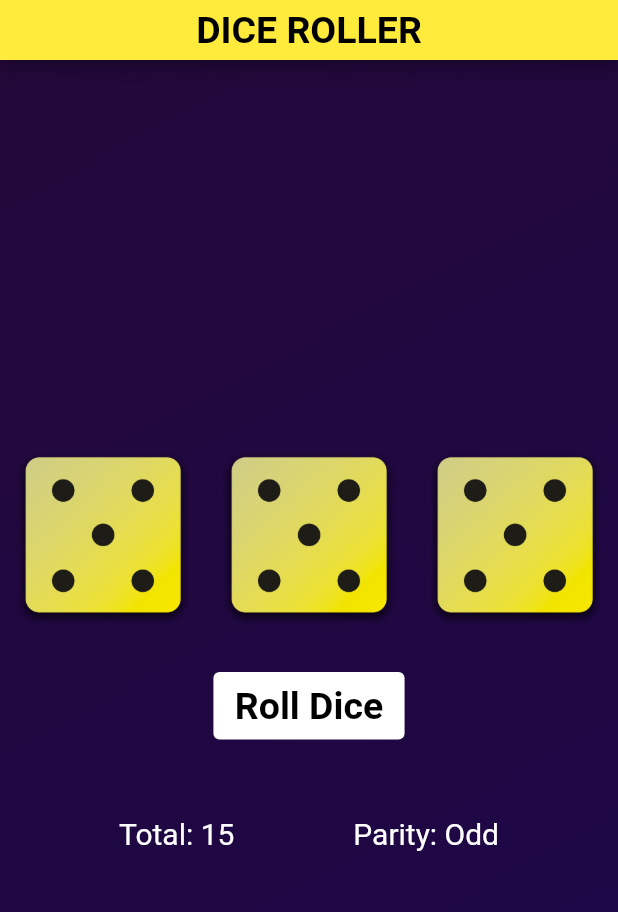
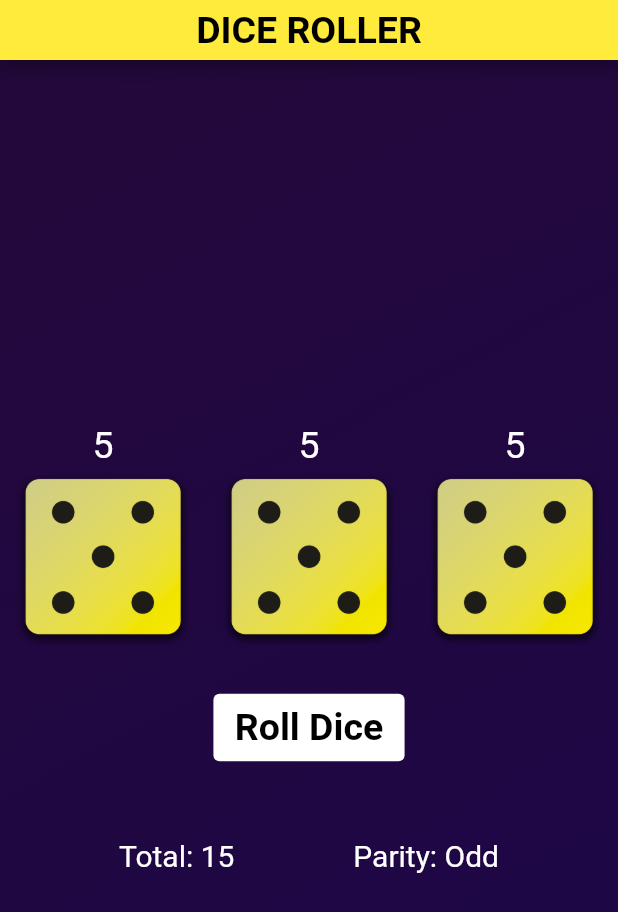
Before and after one commit to leminhtri1511/Roll_Dice_App, a Flutter app: the screen it shows after launch, after a tap on "Roll Dice", on a phone screen of 412 x 824 dp. Shown: the top 912 px of the screen. Run offline on Flutter 3.47's test engine with Material 2 defaults, Android fonts, the light colour scheme and no system bars.

Commit message:
update code

```diff
--- a/lib/dice_roll.dart
+++ b/lib/dice_roll.dart
@@ -9,16 +9,22 @@ class DiceRoll extends StatefulWidget {
 }
 
 class _DiceRollState extends State<DiceRoll> {
+  var dicePri1;
+  var dicePri2;
+  var dicePri3;
+
   var changeDice1 = 'assets/images/dice-1.png';
   var changeDice2 = 'assets/images/dice-1.png';
   var changeDice3 = 'assets/images/dice-1.png';
+
+  String resultDiv = '';
   int sum = 0;
 
   void rollDice() {
-    var dicePri1 = Random().nextInt(6) + 1;
-    var dicePri2 = Random().nextInt(6) + 1;
-    var dicePri3 = Random().nextInt(6) + 1;
     setState(() {
+      dicePri1 = Random().nextInt(6) + 1;
+      dicePri2 = Random().nextInt(6) + 1;
+      dicePri3 = Random().nextInt(6) + 1;
       changeDice1 = 'assets/images/dice-$dicePri1.png';
       changeDice2 = 'assets/images/dice-$dicePri2.png';
       changeDice3 = 'assets/images/dice-$dicePri3.png';
@@ -28,8 +34,6 @@ class _DiceRollState extends State<DiceRoll> {
 
   @override
   Widget build(BuildContext context) {
-    String resultDiv = '';
-
     if (sum % 2 == 0) {
       resultDiv = 'Even';
     } else {
@@ -42,17 +46,41 @@ class _DiceRollState extends State<DiceRoll> {
         Row(
           mainAxisAlignment: MainAxisAlignment.spaceAround,
           children: [
+            Column(
+              children: [
+                Text(
+                  dicePri1.toString(),
+                  style: const TextStyle(color: Colors.white, fontSize: 25),
+                ),
                 Image.asset(
                   changeDice1,
                   width: 120,
+                ),
+              ],
+            ),
+            Column(
+              children: [
+                Text(
+                  dicePri2.toString(),
+                  style: const TextStyle(color: Colors.white, fontSize: 25),
                 ),
                 Image.asset(
                   changeDice2,
                   width: 120,
                 ),
+              ],
+            ),
+            Column(
+              children: [
+                Text(
+                  dicePri3.toString(),
+                  style: const TextStyle(color: Colors.white, fontSize: 25),
+                ),
                 Image.asset(
                   changeDice3,
                   width: 120,
+                ),
+              ],
             ),
           ],
         ),
--- a/lib/main.dart
+++ b/lib/main.dart
@@ -15,6 +15,7 @@ class DiceApp extends StatelessWidget {
       theme: ThemeData(
         primarySwatch: Colors.yellow,
       ),
+
       home: Scaffold(
         appBar: AppBar(
           toolbarHeight: 40,
```
Also changed, not shown: 2 other files. Lines whose indentation alone changed are shown as unchanged.
